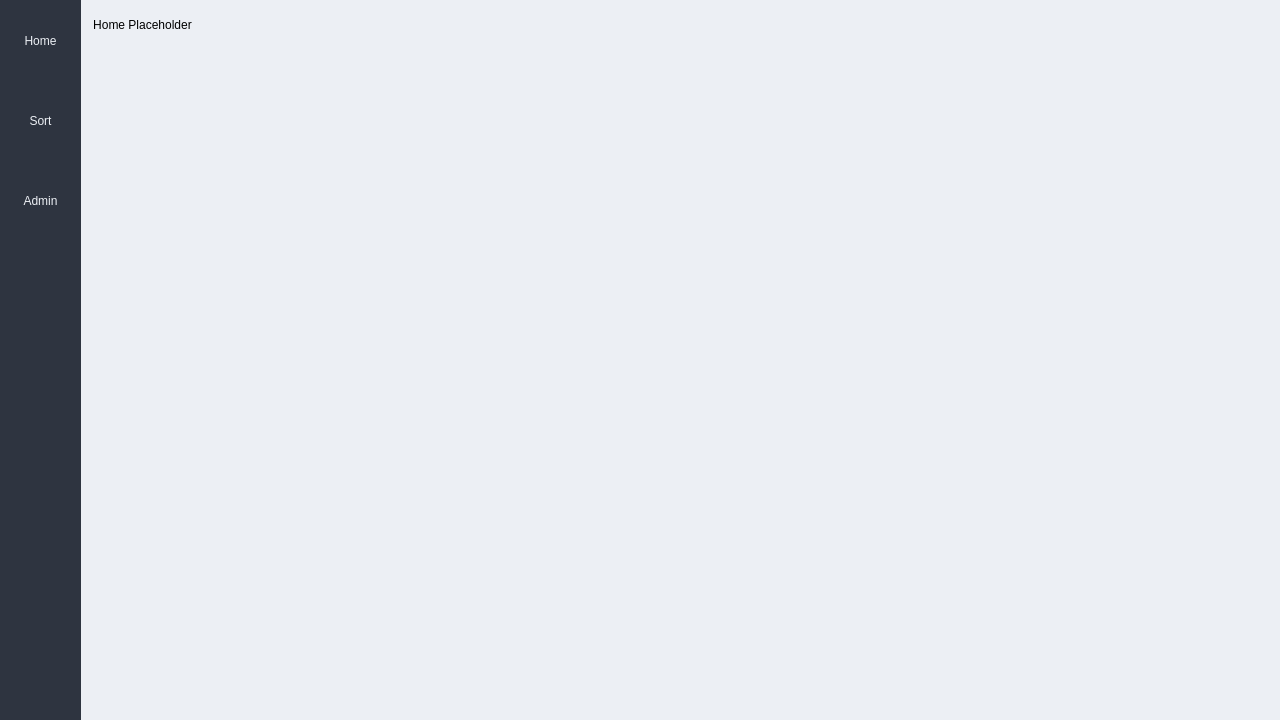
This is mainwindow.ui in josharaedwards/CS1C-Project-1 as Qt 5 draws it before an edit. The edited form follows.
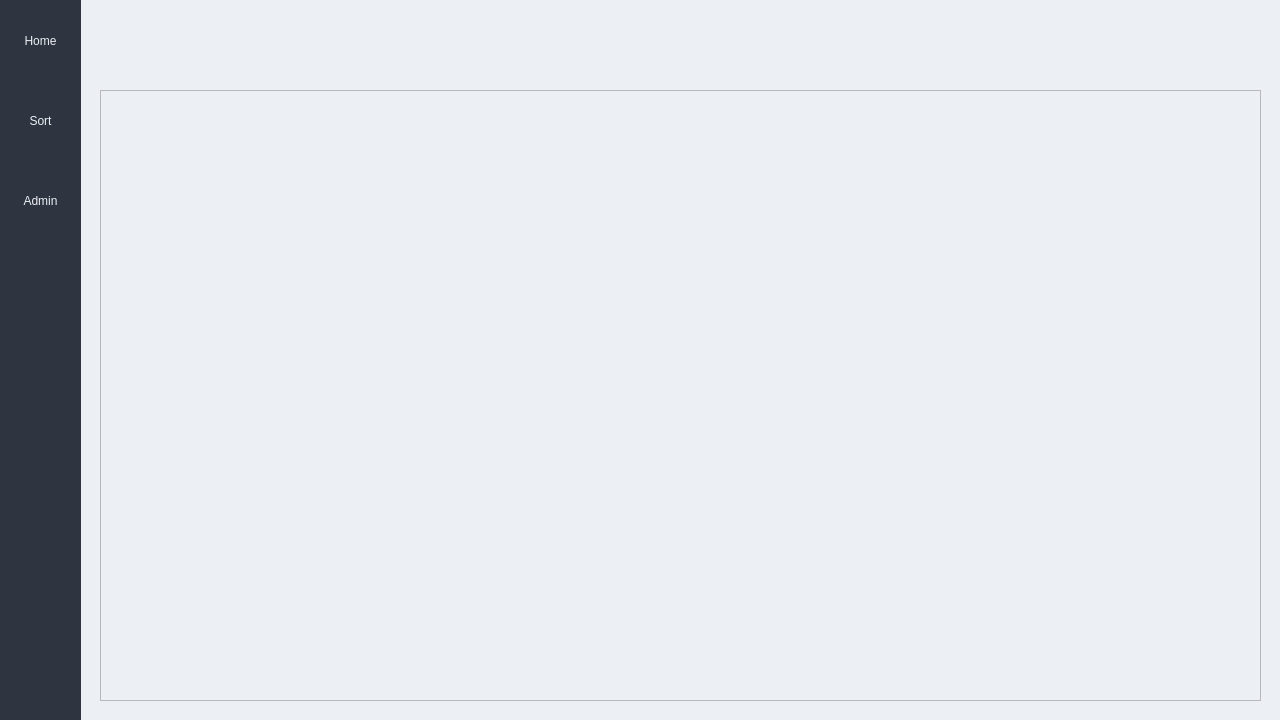
This is the edited form.

Commit message: Add table widget to sorting page

```diff
--- a/mainwindow.ui
+++ b/mainwindow.ui
@@ -243,34 +243,20 @@
       <rect>
        <x>0</x>
        <y>0</y>
-       <width>98</width>
-       <height>33</height>
+       <width>1181</width>
+       <height>701</height>
       </rect>
      </property>
-     <layout class="QVBoxLayout" name="verticalLayout_2">
-      <property name="spacing">
-       <number>0</number>
+     <widget class="QTableWidget" name="tableWidget">
+      <property name="geometry">
+       <rect>
+        <x>10</x>
+        <y>80</y>
+        <width>1161</width>
+        <height>611</height>
+       </rect>
       </property>
-      <property name="leftMargin">
-       <number>0</number>
-      </property>
-      <property name="topMargin">
-       <number>0</number>
-      </property>
-      <property name="rightMargin">
-       <number>0</number>
-      </property>
-      <property name="bottomMargin">
-       <number>0</number>
-      </property>
-      <item>
-       <widget class="QLabel" name="sortPlaceholder">
-        <property name="text">
-         <string>&lt;html&gt;&lt;head/&gt;&lt;body&gt;&lt;p align=&quot;center&quot;&gt;Sort Placeholder&lt;/p&gt;&lt;/body&gt;&lt;/html&gt;</string>
-        </property>
-       </widget>
-      </item>
-     </layout>
+     </widget>
     </widget>
     <widget class="QWidget" name="adminContent" native="true">
      <property name="geometry">
@@ -292,8 +278,8 @@
      </layout>
     </widget>
     <zorder>adminContent</zorder>
-    <zorder>sortContent</zorder>
     <zorder>homeContent</zorder>
+    <zorder>sortContent</zorder>
    </widget>
   </widget>
  </widget>
```
